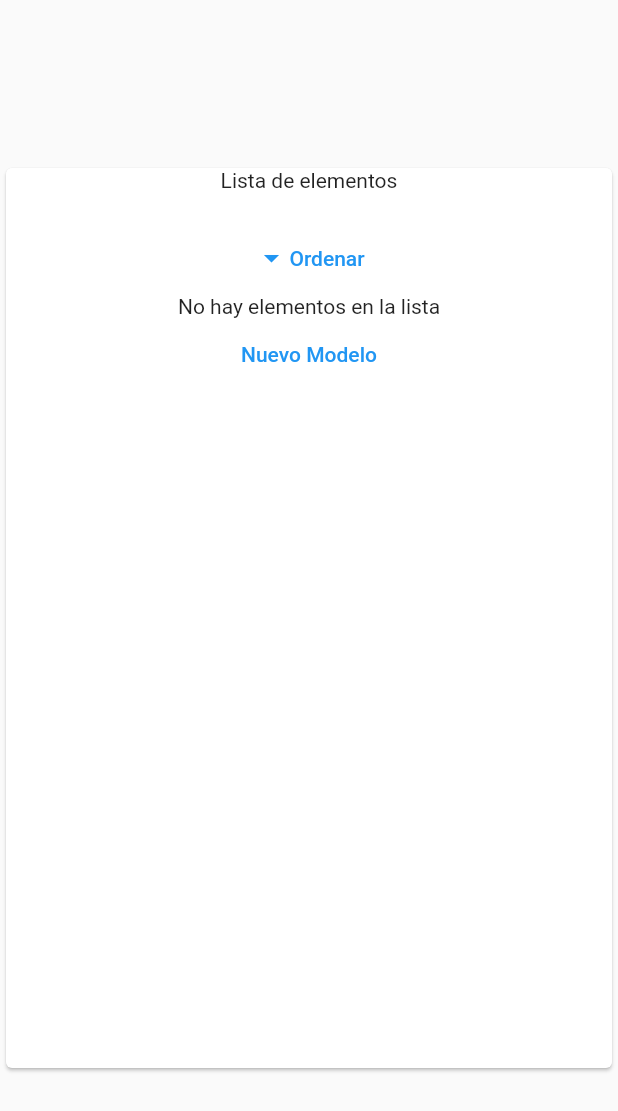
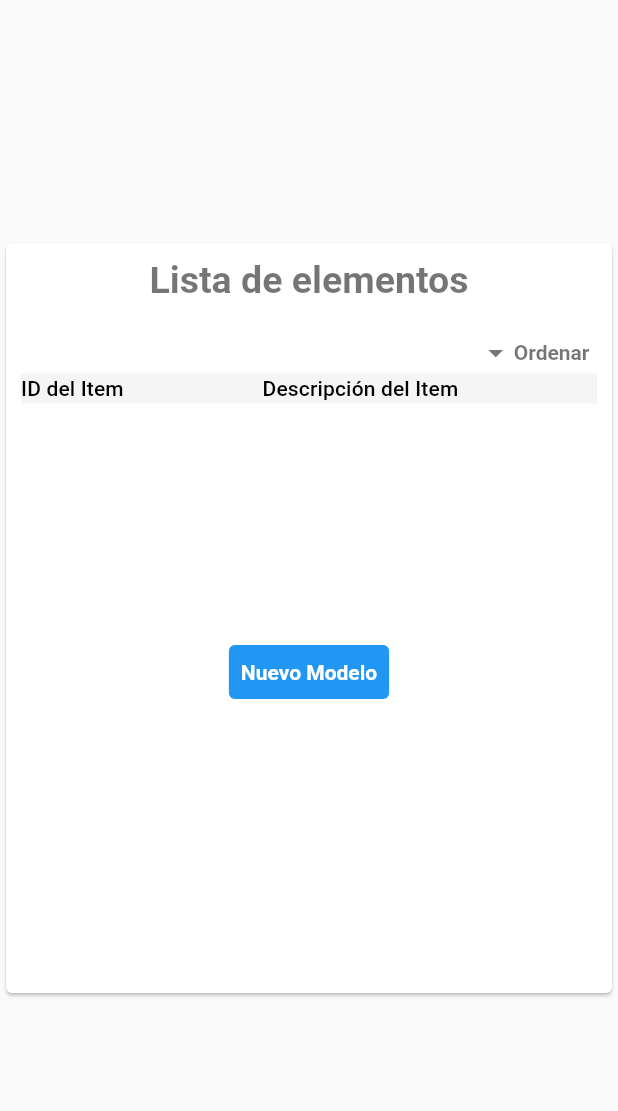
Before and after one commit to federicoLRoblesistemas/proyecto_prueba, a Flutter app: the screen it shows after launch, on a phone screen of 412 x 824 dp. Shown: the top 1111 px of the screen. Run offline on Flutter 3.47's test engine with Material 2 defaults, Android fonts, the phone set to English and light mode, and no system bars; our stand-ins replace bloc, equatable, flutter_bloc.

Commit message:
se suben avances

```diff
--- a/lib/main.dart
+++ b/lib/main.dart
@@ -13,6 +13,7 @@ class MyApp extends StatelessWidget {
     return BlocProvider(
       create: (context) => BlocPruebaBloc(),
       child: const MaterialApp(
+        debugShowCheckedModeBanner: false,
         title: 'Material App',
         home: HomePage(),
       ),
--- a/lib/src/page/home_page.dart
+++ b/lib/src/page/home_page.dart
@@ -25,7 +25,7 @@ class ViewLista extends StatelessWidget {
 
   @override
   Widget build(BuildContext context) {
-    return BlocConsumer<BlocPruebaBloc, BlocPruebaState>(
+    return BlocListener<BlocPruebaBloc, BlocPruebaState>(
       listenWhen: (previous, current) => !current.isWorking,
       listener: (context, state) {
         if (state.error.isEmpty) {
@@ -48,43 +48,96 @@ class ViewLista extends StatelessWidget {
             Navigator.of(context).pop();
           }
         }
-      },
-      builder: (context, state) {
-        return Center(
+      },child:Scaffold(
+          body: Center(
               child: Card(
-          child: SizedBox(
-            height: 600,
-            width: 500,
+            child: Container(
+              padding: const EdgeInsets.all(10),
+              height: 500,
+              width: 600,
               child: Column(
-              children: [
-                const Text('Lista de elementos'),
-                const SizedBox(
+                children: const[
+                   _TituloPrincipal(),
+                   SizedBox(
                     height: 20,
                   ),
-                TextButton(onPressed: (){
-                  context.read<BlocPruebaBloc>().add(const OnOrdenarModeloPrueba());
+                   _BotonOrdenarTabla(),
+                   _TablaElementos(),
+                   SizedBox(
+                    height: 25,
+                  ),
+                  _BotonNuevoModelo()
+                ],
+              ),
+            ),
+          )),
+        )
+    );
+  }
+}
+
+class _BotonNuevoModelo extends StatelessWidget {
+  const _BotonNuevoModelo({
+    Key? key,
+  }) : super(key: key);
+
+  @override
+  Widget build(BuildContext context) {
+    return TextButton(
+      style: ButtonStyle(
+        backgroundColor: MaterialStateProperty.all(
+          Theme.of(context).primaryColor,
+        ),
+      ),
+      onPressed: () {
+        context.read<BlocPruebaBloc>().add(const OnNuevoModeloPrueba());
       },
-                child: Row(
-                  mainAxisSize: MainAxisSize.min,
-                  children: const[
-                    Icon(Icons.arrow_drop_down),
-                    Text('Ordenar'),
-                  ],
-                )),
-                state.lstpruebaModel.isNotEmpty
-                    ? DataTable(
+      child: const Text(
+        'Nuevo Modelo',
+        style: TextStyle(fontWeight: FontWeight.bold, color: Colors.white),
+      ),
+    );
+  }
+}
+
+class _TablaElementos extends StatelessWidget {
+  const _TablaElementos({
+    Key? key,
+  }) : super(key: key);
+
+  @override
+  Widget build(BuildContext context) {
+    return BlocBuilder<BlocPruebaBloc, BlocPruebaState>(
+      builder: (context, state) {
+        return Container(
+          constraints: const BoxConstraints(
+            minHeight: 150
+          ),
+          width: double.infinity,
+          child: DataTable(
               horizontalMargin: 0,
               columnSpacing: 0,
               headingRowHeight: 20,
               dataRowHeight: 20,
               headingRowColor: MaterialStateProperty.all<Color>(const Color(0xffF5F5F5)),
               columns: const [
-                            DataColumn(label: Text('ID del Item')),
-                            DataColumn(label: Text('Descripción del Item'))
+                DataColumn(
+                  label: Text(
+                    'ID del Item',
+                  ),
+                ),
+                DataColumn(
+                  label: Text(
+                    'Descripción del Item',
+                  ),
+                ),
               ],
               rows: [
+                if (state.lstpruebaModel.isNotEmpty)
                   ...state.lstpruebaModel
-                                .map((e) => DataRow(cells: [
+                      .map(
+                        (e) => DataRow(
+                          cells: [
                             DataCell(
                               Text(e.id),
                               onTap: () => context.read<BlocPruebaBloc>().add(OnModificarModeloPrueba(idModeloPrueba: e.id)),
@@ -93,20 +146,69 @@ class ViewLista extends StatelessWidget {
                               Text(e.descripcion),
                               onTap: () => context.read<BlocPruebaBloc>().add(OnModificarModeloPrueba(idModeloPrueba: e.id)),
                             ),
-                                    ]))
+                          ],
+                        ),
+                      )
                       .toList(),
-                          ])
-                    : const Text('No hay elementos en la lista'),
-                TextButton(
-                    onPressed: () {
-                      context.read<BlocPruebaBloc>().add(const OnNuevoModeloPrueba());
+              ]),
+        );
       },
-                    child: const Text('Nuevo Modelo'))
+    );
+  }
+}
+
+class _BotonOrdenarTabla extends StatelessWidget {
+  const _BotonOrdenarTabla({
+    Key? key,
+  }) : super(key: key);
+
+  @override
+  Widget build(BuildContext context) {
+    return Container(
+      alignment: Alignment.centerRight,
+      width: double.infinity,
+      child: InkWell(
+        onTap: () {
+          context.read<BlocPruebaBloc>().add(const OnOrdenarModeloPrueba());
+        },
+        child: Padding(
+          padding: const EdgeInsets.symmetric(horizontal: 5, vertical: 2),
+          child: Row(
+            mainAxisSize: MainAxisSize.min,
+            children: const [
+              Icon(
+                Icons.arrow_drop_down,
+                color: Colors.black54,
+              ),
+              Text(
+                'Ordenar',
+                style: TextStyle(
+                color: Colors.black54,
+                fontWeight: FontWeight.bold,
+                ),
+              ),
             ],
           ),
         ),
-        ));
-      },
+      ),
+    );
+  }
+}
+
+class _TituloPrincipal extends StatelessWidget {
+  const _TituloPrincipal({
+    Key? key,
+  }) : super(key: key);
+
+  @override
+  Widget build(BuildContext context) {
+    return const Text(
+      'Lista de elementos',
+      style: TextStyle(
+        fontSize: 25,
+        color: Colors.black54,
+        fontWeight: FontWeight.bold,
+      ),
     );
   }
 }
@@ -192,8 +294,7 @@ class _PopAppAltaState extends State<PopAppAlta> {
 }
 
 class _ItemFormulario extends StatelessWidget {
-  const _ItemFormulario(
-      {
+  const _ItemFormulario({
     Key? key,
     required this.titulo,
     required this.valor,
@@ -201,8 +302,7 @@ class _ItemFormulario extends StatelessWidget {
     required this.isEditable,
     this.margenInferior,
     this.isLabel = false,
-        })
-      : super(key: key);
+  }) : super(key: key);
 
   final String titulo;
   final String valor;
@@ -218,9 +318,7 @@ class _ItemFormulario extends StatelessWidget {
         Container(
           alignment: Alignment.topLeft,
           child: TextfieldModelWidget.estandar(
-            decoration: InputDecoration(
-              enabled: isEditable
-            ),
+            decoration: InputDecoration(enabled: isEditable),
             controller: TextEditingController(text: valor),
             maxWidth: 350,
             labelTitulo: ModeloPruebaModel.titulosFormulario[titulo]!,
```
Lines whose indentation alone changed are shown as unchanged.
